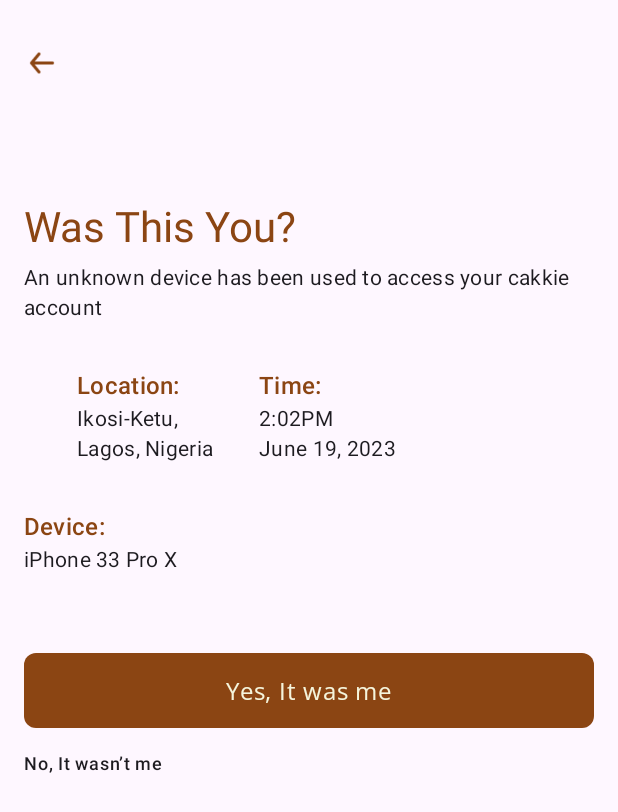
After one commit to Cakkie-team/Cakkie-native, an Android app built with Jetpack Compose: the composable AuthNotification shown on its own in the app's theme, on a phone screen of 412 x 824 dp. The commit adds this screen. Shown: the top 812 px of the screen. Run offline under Robolectric (Android 15) with nearby library versions, the phone set to English and light mode, and no system bars; libraries missing offline, so code that uses them is left out: com.ramcosta.composedestinations; 4 statements that could not run were skipped.

Commit message:
feet: notification auth message

```diff
--- /dev/null
+++ b/app/src/main/java/com/cakkie/ui/screens/notification/AuthNotification.kt
@@ -0,0 +1,123 @@
+package com.cakkie.ui.screens.notification
+
+import androidx.compose.foundation.Image
+import androidx.compose.foundation.clickable
+import androidx.compose.foundation.layout.Column
+import androidx.compose.foundation.layout.Row
+import androidx.compose.foundation.layout.Spacer
+import androidx.compose.foundation.layout.fillMaxSize
+import androidx.compose.foundation.layout.height
+import androidx.compose.foundation.layout.padding
+import androidx.compose.foundation.layout.size
+import androidx.compose.foundation.layout.width
+import androidx.compose.material3.MaterialTheme
+import androidx.compose.material3.Text
+import androidx.compose.runtime.Composable
+import androidx.compose.ui.Modifier
+import androidx.compose.ui.res.painterResource
+import androidx.compose.ui.res.stringResource
+import androidx.compose.ui.unit.dp
+import com.cakkie.R
+import com.cakkie.ui.components.CakkieButton
+import com.cakkie.ui.theme.CakkieBrown
+import com.ramcosta.composedestinations.annotation.Destination
+import com.ramcosta.composedestinations.navigation.DestinationsNavigator
+
+@Composable
+@Destination
+fun AuthNotification(navigator: DestinationsNavigator) {
+
+    Column(
+        Modifier
+            .padding(vertical = 30.dp, horizontal = 16.dp)
+            .fillMaxSize()
+    ) {
+        Image(
+            painter = painterResource(id = R.drawable.arrow_back),
+            contentDescription = "Arrow Back",
+
+            modifier = Modifier
+                .clickable {
+                    navigator.popBackStack()
+                }
+                .size(24.dp)
+        )
+        Spacer(modifier = Modifier.height(80.dp))
+        Text(
+            text = stringResource(id = R.string.was_this_you),
+            style = MaterialTheme.typography.headlineMedium,
+            color = CakkieBrown,
+
+            )
+        Spacer(modifier = Modifier.height(5.dp))
+
+
+        Text(
+            text = stringResource(id = R.string.unknown_device),
+            style = MaterialTheme.typography.bodyMedium
+        )
+        Spacer(modifier = Modifier.height(30.dp))
+
+        Row(modifier = Modifier.padding(horizontal = 35.dp)) {
+
+            Column() {
+                Text(
+                    text = stringResource(id = R.string.location),
+                    style = MaterialTheme.typography.titleMedium,
+                    color = CakkieBrown
+
+                )
+                Text(
+                    text = stringResource(id = R.string.ikosi_ketu),
+                    style = MaterialTheme.typography.bodyMedium
+                )
+                Text(
+                    text = stringResource(id = R.string.lagos_nigeria),
+                    style = MaterialTheme.typography.bodyMedium
+                )
+            }
+            Spacer(modifier = Modifier.width(30.dp))
+
+            Column() {
+                Text(
+                    text = stringResource(id = R.string.duration),
+                    style = MaterialTheme.typography.titleMedium,
+                    color = CakkieBrown
+
+                )
+                Text(
+                    text = stringResource(id = R.string.greenish_meridian),
+                    style = MaterialTheme.typography.bodyMedium
+                )
+                Text(
+                    text = stringResource(id = R.string.date),
+                    style = MaterialTheme.typography.bodyMedium
+                )
+            }
+
+        }
+        Spacer(modifier = Modifier.height(30.dp))
+        Text(
+            text = stringResource(id = R.string.device),
+            style = MaterialTheme.typography.titleMedium,
+            color = CakkieBrown
+
+        )
+        Text(
+            text = stringResource(id = R.string.model),
+            style = MaterialTheme.typography.bodyMedium
+        )
+        Spacer(modifier = Modifier.height(52.dp))
+
+        CakkieButton(
+            Modifier.height(50.dp),
+            text = stringResource(id = R.string.yes_it_was_me)
+        ) {}
+        Spacer(modifier = Modifier.height(16.dp))
+
+        Text(
+            text = stringResource(id = R.string.no_it_was_not_me),
+            style = MaterialTheme.typography.labelMedium
+        )
+    }
+}
--- a/app/src/main/res/values/strings.xml
+++ b/app/src/main/res/values/strings.xml
@@ -53,6 +53,21 @@
     <string name="Special_Offer">Special Offer</string>
     <string name="Limited_Time_Offer_Enjoy_">🎂 Limited Time Offer: Enjoy 15% off on all cake orders this weekend. Indulge in happiness.\n</string>
     <string name="time">4:54 pm</string>
+    <string name="was_this_you">Was This You?</string>
+    <string name="unknown_device">An unknown device has been used to access your cakkie account</string>
+    <string name="location">Location:</string>
+    <string name="ikosi_ketu">Ikosi-Ketu,</string>
+    <string name="lagos_nigeria">Lagos, Nigeria</string>
+    <string name="greenish_meridian">2:02PM</string>
+    <string name="date">June 19, 2023</string>
+    <string name="device">Device:</string>
+    <string name="model">iPhone 33 Pro X</string>
+    <string name="duration">Time:</string>
+    <string name="yes_it_was_me">Yes, It was me</string>
+    <string name="no_it_was_not_me">No, It wasn’t me</string>
+
+
+
 
 
 </resources>
```
Also changed, not shown: app/src/main/java/com/cakkie/ui/screens/notification/Notification.kt (+66 -20 lines).
